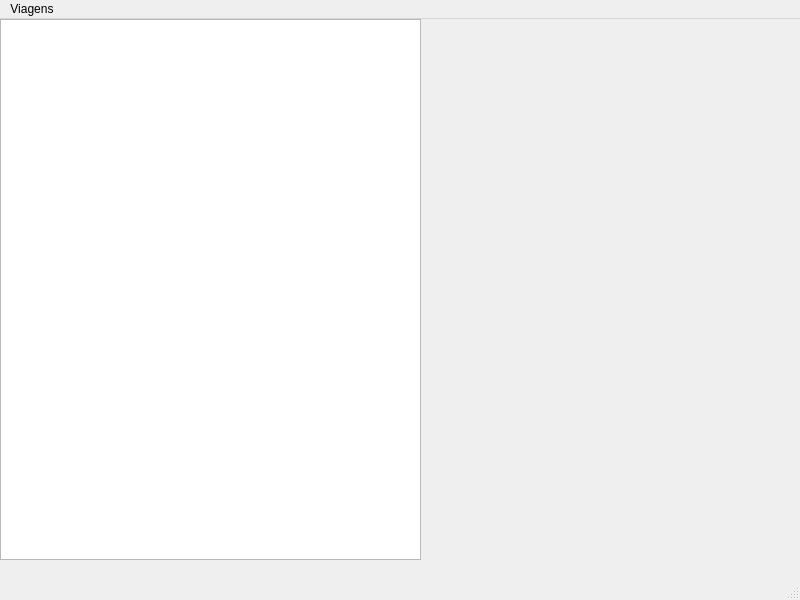
The window that MotorPlanner/windowviagem.ui (daiogocrs/trabalhofinal-prog2) describes before a commit, drawn with Qt 5.
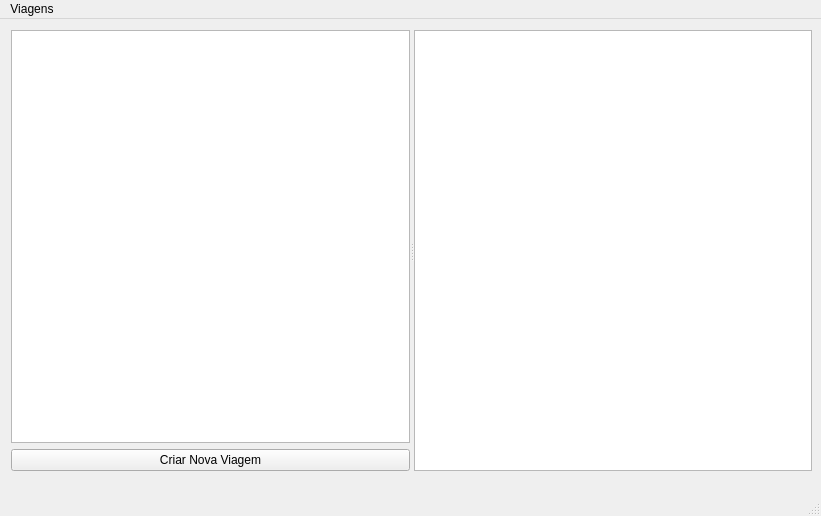
The same window after the commit.

The edit to the form file:
```diff
--- a/MotorPlanner/windowviagem.ui
+++ b/MotorPlanner/windowviagem.ui
@@ -6,23 +6,45 @@
    <rect>
     <x>0</x>
     <y>0</y>
-    <width>800</width>
-    <height>600</height>
+    <width>821</width>
+    <height>516</height>
    </rect>
   </property>
   <property name="windowTitle">
    <string>MotorPlanner - Viagens</string>
   </property>
   <widget class="QWidget" name="centralwidget">
-   <widget class="QTableView" name="tableView">
+   <widget class="QSplitter" name="splitter">
     <property name="geometry">
      <rect>
-      <x>0</x>
-      <y>0</y>
-      <width>421</width>
-      <height>541</height>
+      <x>11</x>
+      <y>11</y>
+      <width>801</width>
+      <height>441</height>
      </rect>
     </property>
+    <property name="orientation">
+     <enum>Qt::Orientation::Horizontal</enum>
+    </property>
+    <widget class="QWidget" name="">
+     <layout class="QVBoxLayout" name="verticalLayout">
+      <item>
+       <widget class="QListWidget" name="listaViagensWidget"/>
+      </item>
+      <item>
+       <widget class="QPushButton" name="criarViagemButton">
+        <property name="text">
+         <string>Criar Nova Viagem</string>
+        </property>
+       </widget>
+      </item>
+     </layout>
+    </widget>
+    <widget class="QTextEdit" name="detalhesViagemTextEdit">
+     <property name="readOnly">
+      <bool>true</bool>
+     </property>
+    </widget>
    </widget>
   </widget>
   <widget class="QMenuBar" name="menubar">
@@ -30,7 +52,7 @@
     <rect>
      <x>0</x>
      <y>0</y>
-     <width>800</width>
+     <width>821</width>
      <height>26</height>
     </rect>
    </property>
```
